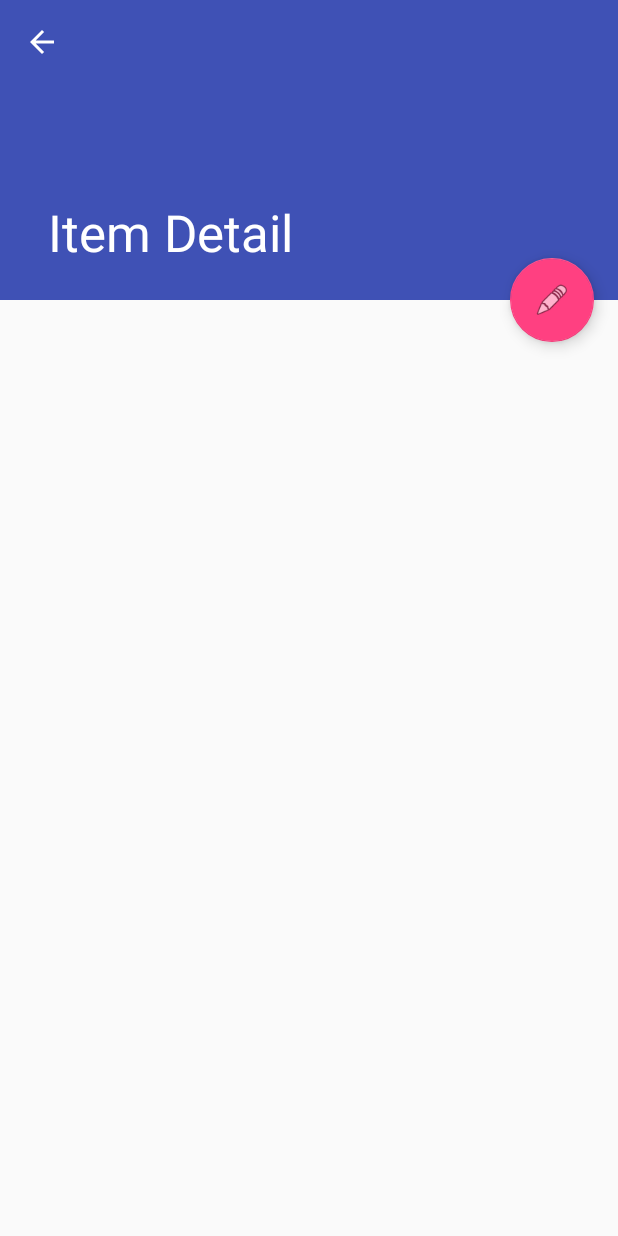
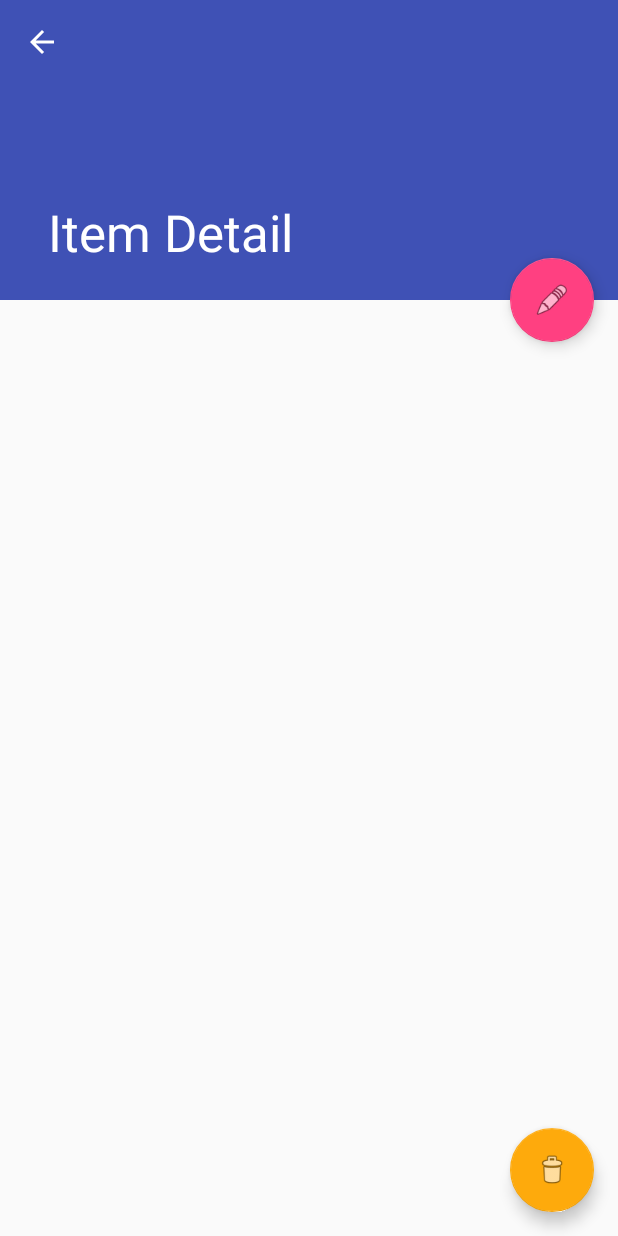
Before and after one commit to Slunger/Android-cat, an Android app: the ItemDetailActivity screen opened directly, with no data from a screen before it, after a tap on an icon or button, on a phone screen of 412 x 824 dp. Run offline under Robolectric (Android 15) with nearby library versions, the phone set to English and light mode, and no system bars; 1 statement that could not run was skipped.

Commit message:
added fab for remove cat

```diff
--- a/app/src/main/java/com/cats/android/ui/activities/ItemDetailActivity.java
+++ b/app/src/main/java/com/cats/android/ui/activities/ItemDetailActivity.java
@@ -13,6 +13,7 @@ import android.view.MenuItem;
 import android.widget.Toast;
 
 import com.cats.android.R;
+import com.cats.android.service.MyIntentService;
 import com.cats.android.ui.fragments.ItemDetailFragment;
 
 /**
@@ -39,6 +40,23 @@ public class ItemDetailActivity extends AppCompatActivity {
                     public void onReceiveResult(int resultCode, Bundle resultData) {
                         if (resultCode == RESULT_OK) {
                             Toast.makeText(getApplicationContext(), resultData.getString("response"), Toast.LENGTH_LONG).show();
+                        }
+                    }
+                }, getIntent().getIntExtra(ItemDetailFragment.ARG_ITEM_ID, 0));
+            }
+        });
+
+
+        FloatingActionButton fabDelete = (FloatingActionButton) findViewById(R.id.fabDelete);
+        fabDelete.setOnClickListener(new View.OnClickListener() {
+            @Override
+            public void onClick(final View view) {
+                MyIntentService.delete(view.getContext(), new ResultReceiver(new Handler()) {
+                    @Override
+                    public void onReceiveResult(int resultCode, Bundle resultData) {
+                        if (resultCode == RESULT_OK) {
+                            Toast.makeText(getApplicationContext(), resultData.getString("response"), Toast.LENGTH_LONG).show();
+                            finish();
                         }
                     }
                 }, getIntent().getIntExtra(ItemDetailFragment.ARG_ITEM_ID, 0));
--- a/app/src/main/java/com/cats/android/ui/activities/ItemListActivity.java
+++ b/app/src/main/java/com/cats/android/ui/activities/ItemListActivity.java
@@ -75,9 +75,9 @@ public class ItemListActivity extends AppCompatActivity {
         recyclerView = (RecyclerView) findViewById(R.id.item_list);
         assert recyclerView != null;
 
-        testDataCat();
-
         if (CatContent.getITEMS() == null) {
+//            testDataCat();
+//            setRecyclerView();
             updateRecyclerView();
         } else {
             setRecyclerView();
--- a/app/src/main/res/layout/activity_item_detail.xml
+++ b/app/src/main/res/layout/activity_item_detail.xml
@@ -51,4 +51,13 @@
         app:srcCompat="@android:drawable/ic_menu_edit"
         app:rippleColor="@android:color/white" />
 
+    <android.support.design.widget.FloatingActionButton
+        android:id="@+id/fabDelete"
+        android:layout_width="wrap_content"
+        android:layout_height="wrap_content"
+        android:layout_gravity="bottom|end"
+        android:layout_margin="@dimen/fab_margin"
+        app:srcCompat="@android:drawable/ic_menu_delete"
+        app:backgroundTint="?android:attr/colorPressedHighlight" />
+
 </android.support.design.widget.CoordinatorLayout>
--- a/app/src/main/res/layout/activity_item_list.xml
+++ b/app/src/main/res/layout/activity_item_list.xml
@@ -36,8 +36,7 @@
         android:layout_height="wrap_content"
         android:layout_gravity="bottom|end"
         android:layout_margin="@dimen/fab_margin"
-        app:srcCompat="@android:drawable/ic_input_add"
-        app:rippleColor="@android:color/white" />
+        app:srcCompat="@android:drawable/ic_input_add" />
 
 
 </android.support.design.widget.CoordinatorLayout>
```
